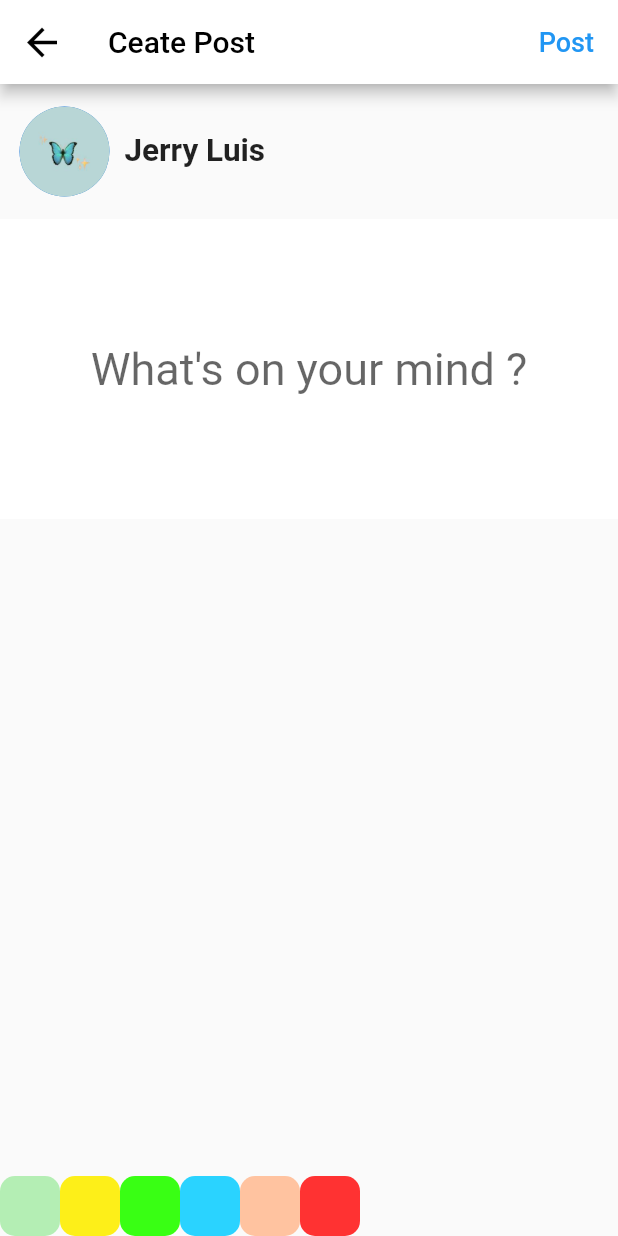
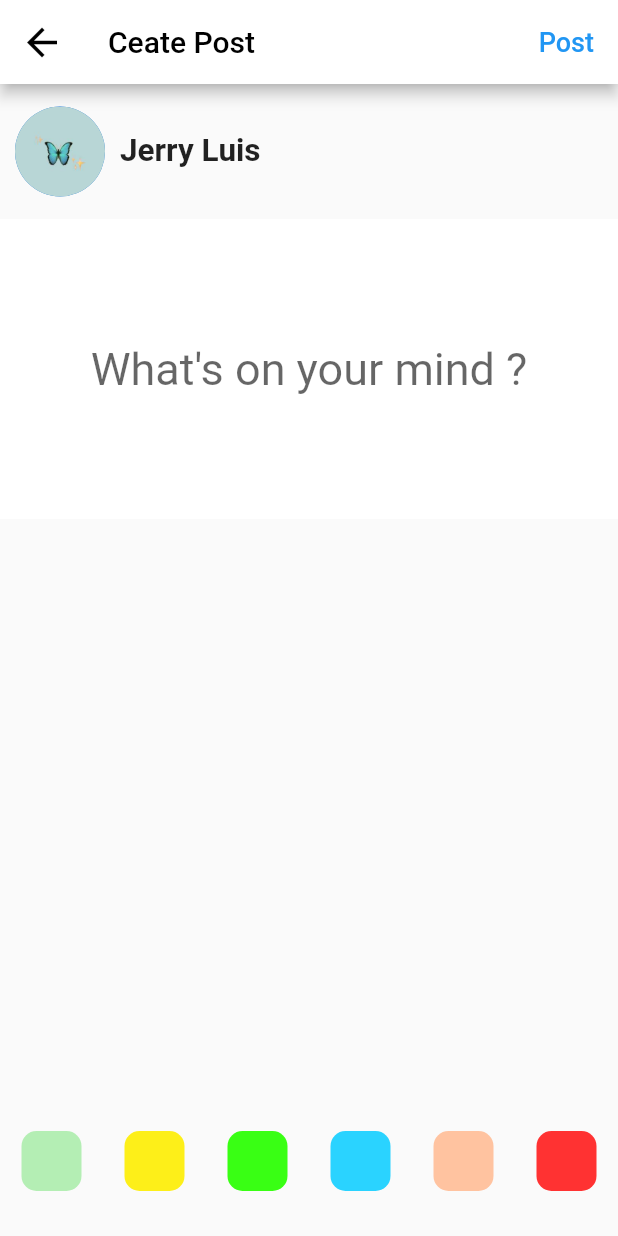
Before and after one commit to arunkumarhenceforth/arunkumarhenceforth, a Flutter app: the screen it shows after launch, after a tap on "What's on your mind?", on a phone screen of 412 x 824 dp. Run offline on Flutter 3.47's test engine with Material 2 defaults, Android fonts, the phone set to English and light mode, and no system bars; our stand-ins replace dropdown_button2; missing offline and left inert: selectable_container.

Commit message:
first commit

```diff
--- a/lib/State Provider/app_state.dart
+++ b/lib/State Provider/app_state.dart
@@ -11,7 +11,7 @@ class AppState with ChangeNotifier{
   }
  // Future<void>
   getAlbum({searchString,date,order})async{
-    final response1 = await httpRequest(REQUEST_TYPE.GET, ('${baseUrl}posts?limit=100&start=1${
+    final response1 = await httpRequest(REQUEST_TYPE.GET, ('${baseUrl}posts?limit=200&start=1${
         searchString==null?"":"&keyword=$searchString"}${date==null?"":"&date=$date"}&orderby=${order==null?"1":'$order'}'), { });
           print("Search---${response1.body}");
        if (response1.statusCode == 200) {
@@ -19,7 +19,7 @@ class AppState with ChangeNotifier{
             _album.clear();
             a.forEach((element) {
             _album.add(Album.fromJson(element));
-             print('print -${a.toString()}');
+            // print('print -${a.toString()}');
           });
         } else {
           throw Exception('Failed to load album');
--- a/lib/main.dart
+++ b/lib/main.dart
@@ -3,7 +3,7 @@ import 'package:flutter/material.dart';
 import 'package:untitled2/State%20Provider/app_state.dart';
 import 'package:untitled2/post.dart';
 import 'package:untitled2/pro_image.dart';
-import 'package:untitled2/stackprofile.dart';
+
 import 'package:untitled2/whats_on_mind.dart';
 import 'Constant/Api handler.dart';
 import 'Constant/constantfile.dart';
@@ -34,8 +34,7 @@ class HomePage extends StatefulWidget {
 }
 
 class _HomePageState extends State<HomePage> {
-
-  ScrollController scrollController=ScrollController();
+  ScrollController scrollController = ScrollController();
   // int _currentMax=5;
   TextEditingController _controller = TextEditingController();
   initState() {
@@ -67,14 +66,8 @@ class _HomePageState extends State<HomePage> {
   @override
   Widget build(BuildContext context) {
     AppState provider = Provider.of<AppState>(context, listen: false);
-    return RefreshIndicator(
-        onRefresh: () async {
-          await provider.getAlbum();
-          setState(() {
-            provider.album.isEmpty;
-          });
-        },
-        child: Scaffold(
+  //  var top= 360-140;
+    return Scaffold(
         backgroundColor: Colors.white70,
         appBar: AppBar(
             backgroundColor: Colors.white,
@@ -87,7 +80,6 @@ class _HomePageState extends State<HomePage> {
                   setState(() {
                     _controller.clear();
                     provider.album.isEmpty;
-
                   });
                 }),
             title: TextField(
@@ -116,20 +108,67 @@ class _HomePageState extends State<HomePage> {
 
                         setState(() {
                           provider.album.clear();
-                          }
-                                 );
-                         }
-                        )
-                        ),
+                        });
+                      })),
             ]),
-          body: SingleChildScrollView(
+        body: RefreshIndicator(
+          onRefresh: () async {
+            await provider.getAlbum();
+            setState(() {
+              provider.album.isEmpty;
+            });
+          },
+          child: SingleChildScrollView(
             child: Column(
               children: [
                 Container(
                   color: Colors.white,
                   height: 360,
-                  width: 430,
-                  child: StackProfile(),
+                  child: Stack(
+                    alignment: Alignment.center,
+                    children: [
+                      Column(
+                        children: [
+                          Padding(
+                            padding: EdgeInsets.symmetric(
+                                horizontal: 20, vertical: 20),
+                            child: Container(
+                              height: 210,
+                              child: ClipRRect(
+                                borderRadius: BorderRadius.only(
+                                    topLeft: Radius.circular(15),
+                                    topRight: Radius.circular(15)),
+                                child: Image.asset(
+                                  "assets/images/download.jpeg",
+                                  fit: BoxFit.fill,
+                                ),
+                              ),
+                            ),
+                          ),
+                          Expanded(
+                            child: Container(
+                              color: Colors.white,
+                              padding: EdgeInsets.only(top: 55),
+                              child: Center(
+                                child: Text('Jerry Luis',
+                                    style: TextStyle(
+                                        fontSize: 25,
+                                        fontWeight: FontWeight.bold)),
+                              ),
+                            ),
+                          ),
+                        ],
+                      ),
+
+                      Positioned(
+                          top: 150,
+                          child: CircleAvatar(
+                            maxRadius: 70,
+                            child: ImagePro(),
+                          )
+                      ),
+                    ],
+                  ),
                 ),
                 const Padding(
                   padding: EdgeInsets.symmetric(vertical: 3),
@@ -137,11 +176,8 @@ class _HomePageState extends State<HomePage> {
                 Container(
                   color: Colors.white,
                   height: 110,
-                  width: 430,
                   child: Post(),
                 ),
-
-                ///-------------------------------------------
                 const Padding(
                   padding: EdgeInsets.symmetric(vertical: 3),
                 ),
@@ -159,18 +195,15 @@ class _HomePageState extends State<HomePage> {
                       itemCount: provider.album.length,
                       shrinkWrap: true,
                       physics: NeverScrollableScrollPhysics(),
-                      itemBuilder: (context, index) =>
-                          Container(
+                      itemBuilder: (context, index) => Container(
                         color: Colors.white,
-                            height: 380,
-                            width: double.infinity,
+                        //height: 380,
+                       // width: double.infinity,
                         child: Column(
                           children: [
-
                             ///
                             Container(
                                 height: 90,
-                                    width: 430,
                                 child: Row(
                                   mainAxisAlignment:
                                       MainAxisAlignment.spaceBetween,
@@ -179,7 +212,6 @@ class _HomePageState extends State<HomePage> {
                                       padding:
                                           EdgeInsets.symmetric(horizontal: 10),
                                       child: CircleAvatar(
-                                            // backgroundColor: Colors.green,
                                         radius: 30,
                                         child: ImagePro(),
                                       ),
@@ -192,7 +224,6 @@ class _HomePageState extends State<HomePage> {
                                           overflow: TextOverflow.ellipsis),
                                     ),
                                     PopupMenuButton(
-                                          //color: Colors.blue,
                                         onSelected: (t) async {
                                           if (t == 'delete') {
                                             showDialog(
@@ -212,10 +243,7 @@ class _HomePageState extends State<HomePage> {
                                                                 await httpRequest(
                                                                     REQUEST_TYPE
                                                                         .DELETE,
-                                                                    ('${baseUrl}post/delete/${provider
-                                                                        .album[index]
-                                                                        .id
-                                                                        .toString()}'),
+                                                                    ('${baseUrl}post/delete/${provider.album[index].id.toString()}'),
                                                                     {});
                                                             if (response
                                                                     .statusCode ==
@@ -223,21 +251,17 @@ class _HomePageState extends State<HomePage> {
                                                               print(response
                                                                   .body);
                                                               setState(() {
-                                                                    provider
-                                                                        .album
+                                                                provider.album
                                                                     .removeAt(
                                                                         index);
-                                                                    Navigator
-                                                                        .pop(
+                                                                Navigator.pop(
                                                                     context);
                                                               });
                                                             }
                                                           },
-                                                              child: Text(
-                                                                  'Yes')),
+                                                          child: Text('Yes')),
                                                       TextButton(
-                                                            child: Text(
-                                                                'Close'),
+                                                        child: Text('Close'),
                                                         onPressed: () {
                                                           Navigator.pop(
                                                               context); //close Dialog
@@ -253,18 +277,15 @@ class _HomePageState extends State<HomePage> {
                                                   builder: (context) =>
                                                       WhatsMind(
                                                         id: provider
-                                                                .album[index]
-                                                                .id,
+                                                            .album[index].id,
                                                       )),
                                             );
                                           }
                                         },
                                         iconSize: 32,
                                         elevation: 10,
-                                            shape: Border.all(
-                                                color: Colors.black),
-                                            itemBuilder: (context) =>
-                                            [
+                                        shape: Border.all(color: Colors.black),
+                                        itemBuilder: (context) => [
                                               PopupMenuItem(
                                                 child: Text(
                                                   "Update",
@@ -288,36 +309,30 @@ class _HomePageState extends State<HomePage> {
                                             ]),
                                   ],
                                 )),
-                                //Profile(),
                             ///
                             Container(
                               color: HexColor(
-                                      provider.album[index].background
-                                          .toString()),
-                                  height: 270,
-                                  width: 430,
-                                  padding: EdgeInsets.only(top: 135),
+                                  provider.album[index].background.toString()),
+                              height: MediaQuery.of(context).size.height/2,
+                              width: double.infinity,
+                             // padding: EdgeInsets.only(top: 135),
                               child: Column(
                                 children: [
                                   Text(provider.album[index].id.toString(),
                                       style: TextStyle(
                                           fontSize: 30, color: Colors.red)),
+                                  Text(provider.album[index].post.toString(),
+                                      style: TextStyle(
+                                          fontSize: 30, color: Colors.blue)),
                                   Text(
-                                          provider.album[index].post.toString(),
-                                          style: TextStyle(
-                                              fontSize: 30,
-                                              color: Colors.blue)),
-                                      Text(
-                                        provider.album[index].created_at
-                                            .toString(),
+                                    provider.album[index].created_at.toString(),
                                     style: TextStyle(
                                         fontSize: 20, color: Colors.black),
                                   ),
 // Text(album[index].background.toString(),
 //     style:TextStyle(fontSize: 20,color: Colors.red)),
                                   Text(
-                                        provider.album[index].updated_at
-                                            .toString(),
+                                    provider.album[index].updated_at.toString(),
                                     style: TextStyle(
                                         fontSize: 20, color: Colors.black),
                                   ),
--- a/lib/post.dart
+++ b/lib/post.dart
@@ -1,8 +1,8 @@
-
 import 'package:flutter/material.dart';
 import 'package:untitled2/pro_image.dart';
 import 'package:untitled2/whats_on_mind.dart';
 import 'insidefilter.dart';
+
 class Post extends StatelessWidget {
   const Post({Key? key}) : super(key: key);
 
@@ -11,43 +11,80 @@ class Post extends StatelessWidget {
     return Column(
       children: [
         Container(
-          padding: EdgeInsets.symmetric(vertical: 10),
-          height: 50,width: 340,
-          // color: Colors.green,
+          padding: EdgeInsets.symmetric(horizontal: 12,vertical: 5),
+          height: 50,
+        //  color: Colors.green,
           child: Row(
             mainAxisAlignment: MainAxisAlignment.spaceBetween,
             children: [
-              Text("Post",style: TextStyle(
-                  color: Colors.black,fontSize: 22,fontWeight: FontWeight.bold),
+              Text(
+                "Post",
+                style: TextStyle(
+                    color: Colors.black,
+                    fontSize: 22,
+                    fontWeight: FontWeight.bold),
               ),
-              Filter(),
+
+
+                   Container(
+                    padding: EdgeInsets.all(3),
+                    decoration: BoxDecoration(
+                        color: Colors.black26,
+                        borderRadius: BorderRadius.circular(5)),
+                    child: InkWell(
+                      child: Icon(
+                        Icons.filter_list,
+                        size: 28,
+                      ),
+                      borderRadius: BorderRadius.circular(10),
+                      onTap: () {
+                        showModalBottomSheet(
+                          context: context,
+                          builder: (context) {
+                            return SizedBox(
+                              height: 230,
+                              width: MediaQuery.of(context).size.width,
+                              child: InsideFilter(),
+                            );
+                          },
+                          shape: RoundedRectangleBorder(
+                            borderRadius: BorderRadius.only(
+                                topLeft: Radius.circular(20),
+                                topRight: Radius.circular(20)),
+                          ),
+                        );
+                      },
+                    ),
+                  )
             ],
           ),
         ),
         Container(
-          //  color: Colors.red,
-          height: 50,width: 350,
+          height: 50,
           child: Row(
             children: [
+              Padding(padding: EdgeInsets.symmetric(horizontal: 5,)),
               CircleAvatar(
                 radius: 30,
                 child: ImagePro(),
               ),
-              Padding(padding: EdgeInsets.only(left: 0)),
-
               SizedBox(
                 height: 35,
-                width: 280,
                 child: ElevatedButton(
                   style: ElevatedButton.styleFrom(
                     elevation: 150,
                     primary: Colors.white70, // Background color
                   ),
-                child: Align(alignment: Alignment.centerLeft,
-                  child:Text("What's on your mind?",style: TextStyle(
-                    color: Colors.black,fontSize: 20),),),
+                  child: Align(
+                    alignment: Alignment.centerLeft,
+                    child: Text(
+                      "What's on your mind?",
+                      style: TextStyle(color: Colors.black, fontSize: 20),
+                    ),
+                  ),
                   onPressed: () {
-                  Navigator.push(context,
+                    Navigator.push(
+                      context,
                       MaterialPageRoute(builder: (context) => WhatsMind()),
                     );
                   },
@@ -60,44 +97,3 @@ class Post extends StatelessWidget {
     );
   }
 }
-
-///               ///////////////
-class Filter extends StatefulWidget {
-  const Filter({Key? key}) : super(key: key);
-
-  @override
-  State<Filter> createState() => _FilterState();
-}
-
-class _FilterState extends State<Filter> {
-  @override
-  Widget build(BuildContext context) {
-    return Align(
-        alignment: Alignment.topRight,
-        child: Container(
-          padding: EdgeInsets.all(3),
-          decoration: BoxDecoration(color: Colors.black26,
-              borderRadius: BorderRadius.circular(5)
-          ),
-
-          child: InkWell(
-            child:Icon(Icons.filter_list,size: 28,) ,
-            borderRadius: BorderRadius.circular(10),
-            onTap: (){
-              showModalBottomSheet(context: context,
-                builder:(context){
-                  return  SizedBox(
-                    height: 230,
-                    child: InsideFilter(),
-                  );
-                },shape: RoundedRectangleBorder(borderRadius: BorderRadius.only(
-                    topLeft: Radius.circular(20),topRight: Radius.circular(20)
-                ),
-                ),
-              );
-            },
-          ),
-        )
-    );
-  }
-}
--- a/lib/profile.dart
+++ /dev/null
@@ -1,33 +0,0 @@
-import 'dart:convert';
-
-import 'package:flutter/material.dart';
-import 'package:http/http.dart' as http;
-import 'package:untitled2/pro_image.dart';
-class Profile extends StatefulWidget {
-  const Profile({Key? key}) : super(key: key);
-
-  @override
-  State<Profile> createState() => _ProfileState();
-}
-
-class _ProfileState extends State<Profile> {
-  @override
-  Widget build(BuildContext context) {
-    return Container(
-        height: 90,width: 430,
-        child: Row(
-          children: [
-            Padding(padding: EdgeInsets.only(left: 13)),
-            CircleAvatar(
-              // backgroundColor: Colors.green,
-              radius: 30,
-              child:ImagePro(),
-            ),
-            Padding(padding: EdgeInsets.only(left: 10)),
-            Text("Jerry Luis",style: TextStyle(fontSize: 21,fontWeight: FontWeight.bold),),
-           // Padding(padding: EdgeInsets.only(left: 140)),
-
-          ],
-        ) );
-  }
-}
--- a/lib/stackprofile.dart
+++ /dev/null
@@ -1,134 +0,0 @@
-
-import 'package:flutter/material.dart';
-import 'package:untitled2/pro_image.dart';
-
-class StackProfile extends StatelessWidget {
-  const StackProfile({Key? key}) : super(key: key);
-  @override
-  Widget build(BuildContext context) {
-    return Stack(
-      children: [
-        Column(
-          children: [
-            Padding (padding: EdgeInsets.only(top: 15,),
-              child: Container(
-                height: 210,width: 340,
-                child: ClipRRect(
-                  borderRadius: BorderRadius.only(
-                      topLeft: Radius.circular(15),topRight: Radius.circular(15)),
-                  child: Image.asset("assets/images/download.jpeg",fit:BoxFit.fill,),
-                ),
-              ),
-            ),
-            Expanded(
-              child: Container(
-                color: Colors.white,
-                child: Padding (padding: EdgeInsets.only(top: 55,right: 5),
-                  child:Center(
-                    child: Text('Jerry Luis',style: TextStyle(fontSize: 25,fontWeight: FontWeight.bold)),
-                  ),),
-              ),
-            )
-          ],
-        ),
-        Positioned(
-            top: 160,left: 110, // (background container size) - (circle height / 2)
-            child: CircleAvatar(
-              maxRadius: 70,
-              child: ImagePro(),
-            )
-        ),
-      ],
-    );
-  }
-}
-
-
-
-//
-// child: Stack(
-// children: [
-// Padding(
-// padding: const EdgeInsets.only(top: 20,left: 18),
-// child: Container(
-// // decoration: BoxDecoration(
-// //   borderRadius: BorderRadius.only(
-// //       topLeft: Radius.circular(20),topRight: Radius.circular(20)
-// //   ),
-// // ),
-//
-// height: 180,width: 390,
-// child: const Image(
-// // image: AssetImage("assets/images/download.jpeg"),
-// // fit: BoxFit.cover,),
-// ),
-// ),
-// // Padding(padding: EdgeInsets.symmetric(vertical: 150,horizontal: 133)),
-// CircleAvatar(
-// //   backgroundColor: Colors.blue,
-// radius: 60,
-//
-// ),
-// Container(
-// //margin: EdgeInsets.,
-// child: const Center(
-
-// ),
-// ),
-// ),
-//
-// ],
-//),
-
-//
-// children: [
-// ClipRRect(
-// borderRadius: BorderRadius.only(
-// topLeft: Radius.circular(10),
-// topRight: Radius.circular(10),
-// ),
-// child: Image.asset(
-// 'assets/images/download.jpeg',
-// width: 300,
-// height: 180,
-// fit:BoxFit.fill,alignment: Alignment.topCenter,
-// ),
-// ),
-
-
-
-
-
-
-
-
-
-
-
-
-
-//Container(
-//       height: 220,width: 360,
-//         color: Colors.red,
-//         child:  Image(
-//         //  width: 240,height: 300,
-//         image: AssetImage("assets/images/download.jpeg"),
-//
-//        ),
-//       ),
-//
-//       CircleAvatar(
-//         child: Align(alignment: Alignment.bottomCenter,),
-//         radius: 70,
-//       )
-//     ],
-//   ),
-// Container(
-//   //color: Colors.green,
-//   height: 50,width: 360,
-//    child: Center(
-//      child:Text("Jerry Luis",style: TextStyle(
-//     fontSize: 25,fontWeight: FontWeight.bold),
-//    ),
-//    ),
-// )
--- a/lib/whats_on_mind.dart
+++ b/lib/whats_on_mind.dart
@@ -4,6 +4,7 @@ import 'dart:convert';
 import 'package:flutter/material.dart';
 import 'package:selectable_container/selectable_container.dart';
 import 'package:untitled2/main.dart';
+import 'package:untitled2/pro_image.dart';
 import 'package:untitled2/profile.dart';
 
 import 'Constant/Api handler.dart';
@@ -95,10 +96,36 @@ class _WhatsMindState extends State<WhatsMind> {
           ),
         ],
       ),
-      body: Column(
+      body: Padding( padding: EdgeInsets.only(bottom: 30),
+          child:Column(
         mainAxisAlignment: MainAxisAlignment.spaceBetween,
         children: [
-          const Profile(),
+          //const Profile(),
+          Container(
+              height: 90,
+              child: Row(
+                mainAxisAlignment:
+                MainAxisAlignment.spaceBetween,
+                children: [
+                  Padding(
+                    padding:
+                    EdgeInsets.symmetric(horizontal: 10),
+                    child: CircleAvatar(
+// backgroundColor: Colors.green,
+                      radius: 30,
+                      child: ImagePro(),
+                    ),
+                  ),
+                  Expanded(
+                    child: Text('Jerry Luis',
+                        style: const TextStyle(
+                            fontSize: 21,
+                            fontWeight: FontWeight.bold),
+                        overflow: TextOverflow.ellipsis),
+                  ),
+
+                ],
+              )),
          Container(
            height: 200,
            color: (color==''?Colors.white:HexColor(color) ),
@@ -111,8 +138,8 @@ class _WhatsMindState extends State<WhatsMind> {
              style: const TextStyle(color: Colors.black,fontSize: 30,),
            ),)),
           Spacer(),
-          Row(
-             //mainAxisAlignment: MainAxisAlignment.spaceBetween,
+            Row(
+            mainAxisAlignment: MainAxisAlignment.spaceAround,
               children: [
                 Container(
                   child: SelectableContainer(
@@ -244,8 +271,9 @@ class _WhatsMindState extends State<WhatsMind> {
 
               ],
             ),
+
         ],
-      ),
+      )),
     );
   }
 }
```
Also changed, not shown: lib/insidefilter.dart (+43 -43 lines). Lines whose indentation alone changed are shown as unchanged.
